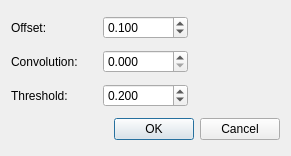
CGAL/cgal, file Polyhedron/demo/Polyhedron/Polyhedron_demo_features_detection_plugin.ui: the form before one commit.
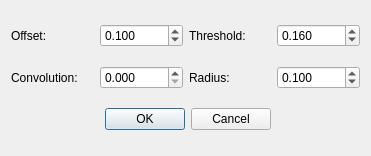
The form after the commit.

Commit message: Add different methods for features estimation

Patch:
```diff
--- a/Polyhedron/demo/Polyhedron/Polyhedron_demo_features_detection_plugin.ui
+++ b/Polyhedron/demo/Polyhedron/Polyhedron_demo_features_detection_plugin.ui
@@ -6,7 +6,7 @@
    <rect>
     <x>0</x>
     <y>0</y>
-    <width>291</width>
+    <width>371</width>
     <height>156</height>
    </rect>
   </property>
@@ -14,13 +14,33 @@
    <string>Normal estimation</string>
   </property>
   <layout class="QGridLayout">
+   <item row="0" column="3">
+    <widget class="QDoubleSpinBox" name="m_inputFeaturesThreshold">
+     <property name="decimals">
+      <number>3</number>
+     </property>
+     <property name="singleStep">
+      <double>0.020000000000000</double>
+     </property>
+     <property name="value">
+      <double>0.160000000000000</double>
+     </property>
+    </widget>
+   </item>
+   <item row="0" column="2">
+    <widget class="QLabel" name="label_3">
+     <property name="text">
+      <string>Threshold:</string>
+     </property>
+    </widget>
+   </item>
    <item row="1" column="1">
     <widget class="QDoubleSpinBox" name="m_inputConvolveRadius">
      <property name="decimals">
       <number>3</number>
      </property>
      <property name="singleStep">
-      <double>0.100000000000000</double>
+      <double>0.050000000000000</double>
      </property>
     </widget>
    </item>
@@ -38,7 +58,7 @@
      </property>
     </widget>
    </item>
-   <item row="3" column="1" colspan="2">
+   <item row="5" column="1" colspan="2">
     <widget class="QDialogButtonBox" name="buttonBox">
      <property name="orientation">
       <enum>Qt::Horizontal</enum>
@@ -48,39 +68,39 @@
      </property>
     </widget>
    </item>
-   <item row="2" column="0">
-    <widget class="QLabel" name="label_3">
-     <property name="text">
-      <string>Threshold:</string>
-     </property>
-    </widget>
-   </item>
-   <item row="2" column="1">
-    <widget class="QDoubleSpinBox" name="m_inputFeaturesThreshold">
-     <property name="decimals">
-      <number>3</number>
-     </property>
-     <property name="singleStep">
-      <double>0.100000000000000</double>
-     </property>
-     <property name="value">
-      <double>0.200000000000000</double>
-     </property>
-    </widget>
-   </item>
    <item row="0" column="1">
     <widget class="QDoubleSpinBox" name="m_inputOffsetRadius">
      <property name="decimals">
       <number>3</number>
      </property>
      <property name="singleStep">
+      <double>0.050000000000000</double>
+     </property>
+     <property name="value">
       <double>0.100000000000000</double>
      </property>
+    </widget>
+   </item>
+   <item row="1" column="3">
+    <widget class="QDoubleSpinBox" name="m_inputEdgeRadius">
+     <property name="decimals">
+      <number>3</number>
+     </property>
+     <property name="singleStep">
+      <double>0.050000000000000</double>
+     </property>
      <property name="value">
       <double>0.100000000000000</double>
      </property>
     </widget>
    </item>
+   <item row="1" column="2">
+    <widget class="QLabel" name="label_4">
+     <property name="text">
+      <string>Radius:</string>
+     </property>
+    </widget>
+   </item>
   </layout>
  </widget>
  <resources/>
```
The commit also changes 2 other files.
